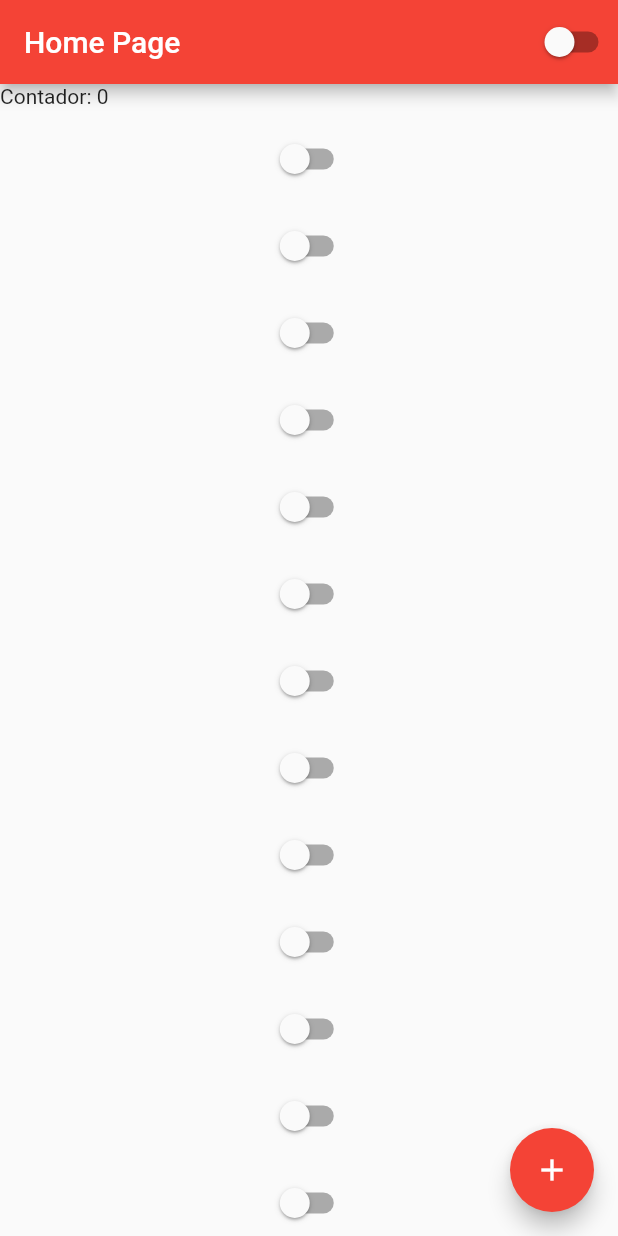
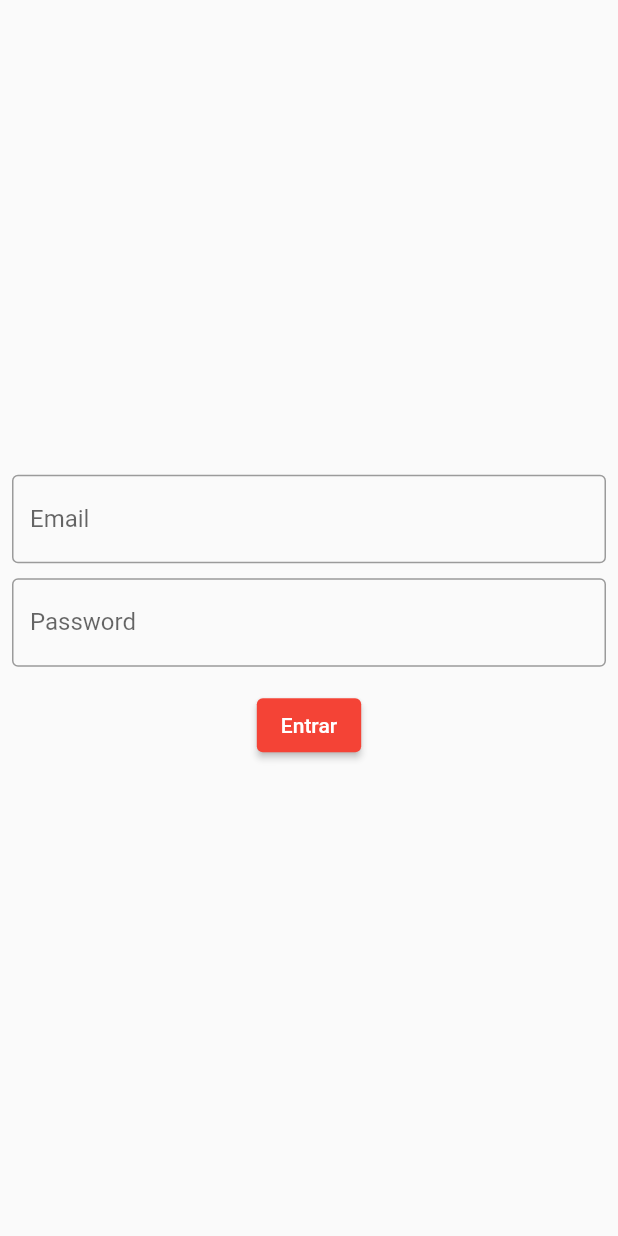
Before and after one commit to fasdacombr/Flutter, a Flutter app: the screen it shows after launch, on a phone screen of 412 x 824 dp. Run offline on Flutter 3.47's test engine with Material 2 defaults, Android fonts, the light colour scheme and no system bars.

Commit message:
Textfield - Construindo tela de login

```diff
--- a/lib/app_widget.dart
+++ b/lib/app_widget.dart
@@ -2,7 +2,8 @@
 
 import 'package:flutter/material.dart';
 import 'package:ola_flavio/app_controller.dart';
-import 'package:ola_flavio/home_page.dart';
+
+import 'login_page.dart';
 
 class AppWidget extends StatelessWidget {
 
@@ -18,7 +19,7 @@ class AppWidget extends StatelessWidget {
                 ? Brightness.dark
                 : Brightness.light,
           ),
-          home: HomePage(),
+          home: LoginPage(),
         );
       },
     );
--- a/lib/home_page.dart
+++ b/lib/home_page.dart
@@ -27,74 +27,10 @@ class HomePageState extends State<HomePage> {
       body: Container(
         width: double.infinity,
         height: double.infinity,
-        child: ListView(
-          //mainAxisAlignment: MainAxisAlignment.center,
+        child: Column(
+          mainAxisAlignment: MainAxisAlignment.center,
           children: [
             Text('Contador: $counter'),
-            Container(
-              height: 10,
-            ),
-            CustomSwitch(),
-            Container(
-              height: 10,
-            ),
-            CustomSwitch(),
-            Container(
-              height: 10,
-            ),
-            CustomSwitch(),
-            Container(
-              height: 10,
-            ),
-            CustomSwitch(),
-            Container(
-              height: 10,
-            ),
-            CustomSwitch(),
-            Container(
-              height: 10,
-            ),
-            CustomSwitch(),
-            Container(
-              height: 10,
-            ),
-            CustomSwitch(),
-            Container(
-              height: 10,
-            ),
-            CustomSwitch(),
-            Container(
-              height: 10,
-            ),
-            CustomSwitch(),
-            Container(
-              height: 10,
-            ),
-            CustomSwitch(),
-            Container(
-              height: 10,
-            ),
-            CustomSwitch(),
-            Container(
-              height: 10,
-            ),
-            CustomSwitch(),
-            Container(
-              height: 10,
-            ),
-            CustomSwitch(),
-            Container(
-              height: 10,
-            ),
-            CustomSwitch(),
-            Container(
-              height: 10,
-            ),
-            CustomSwitch(),
-            Container(
-              height: 10,
-            ),
-            CustomSwitch(),
             Container(
               height: 10,
             ),
--- /dev/null
+++ b/lib/login_page.dart
@@ -0,0 +1,68 @@
+// ignore_for_file: prefer_const_constructors
+
+import 'package:flutter/material.dart';
+
+class LoginPage extends StatefulWidget {
+  const LoginPage({super.key});
+
+  @override
+  State<LoginPage> createState() => _LoginPageState();
+}
+
+class _LoginPageState extends State<LoginPage> {
+  String email = '';
+  String password = '';
+
+  @override
+  Widget build(BuildContext context) {
+    return Scaffold(
+      body: SingleChildScrollView(
+        child: SizedBox(
+          width: MediaQuery.of(context).size.width,
+          height: MediaQuery.of(context).size.height,
+          child: Padding(
+            padding: const EdgeInsets.all(8.0),
+            child: Column(
+              mainAxisAlignment: MainAxisAlignment.center,
+              // ignore: prefer_const_literals_to_create_immutables
+              children: [
+                TextField(
+                  onChanged: (text) {
+                    email = text;
+                  },
+                  keyboardType: TextInputType.emailAddress,
+                  decoration: InputDecoration(
+                    labelText: 'Email',
+                    border: OutlineInputBorder(),
+                  ),
+                ),
+                SizedBox(height: 10),
+                TextField(
+                  onChanged: (text) {
+                    password = text;
+                  },
+                  obscureText: true,
+                  decoration: InputDecoration(
+                    labelText: 'Password',
+                    border: OutlineInputBorder(),
+                  ),
+                ),
+                SizedBox(height: 15),
+                ElevatedButton(
+                  onPressed: () {
+                    if (email == 'flavio@fasda.com.br' &&        password == '321') {
+                      print('Logado!!!');
+                    } else {
+                      print('Login inválido!');
+                    }
+                  },
+                  child: Text('Entrar'),
+                ),
+              ],
+            ),
+          ),
+        ),
+      ),
+    );
+  }
+}
```
